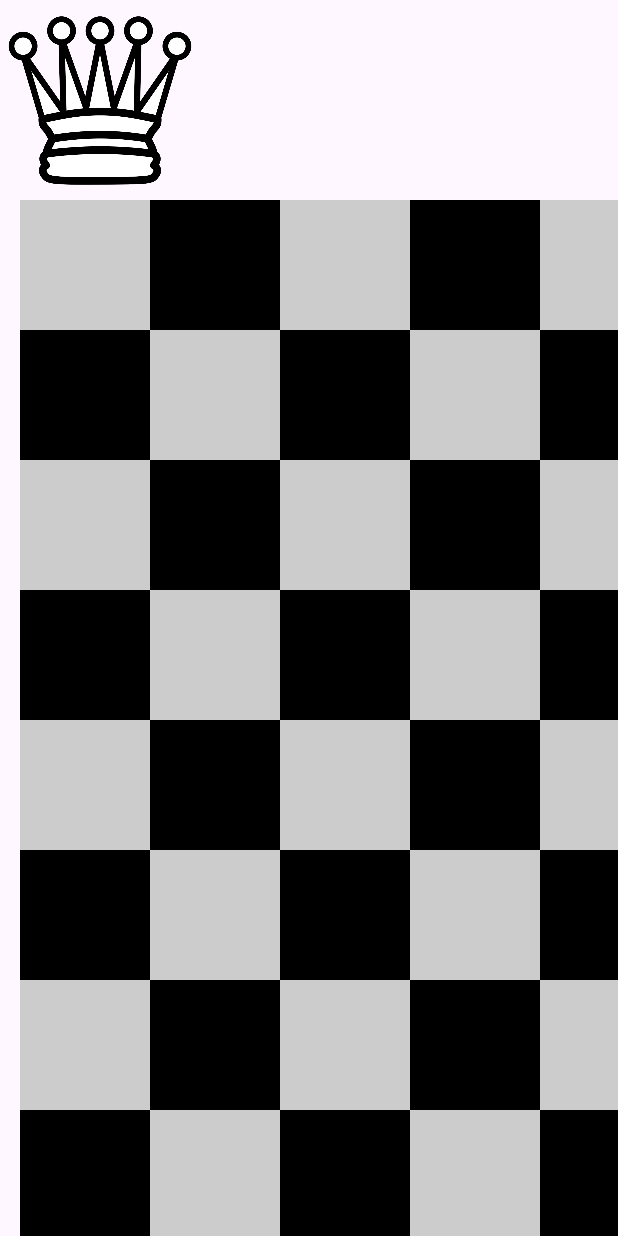
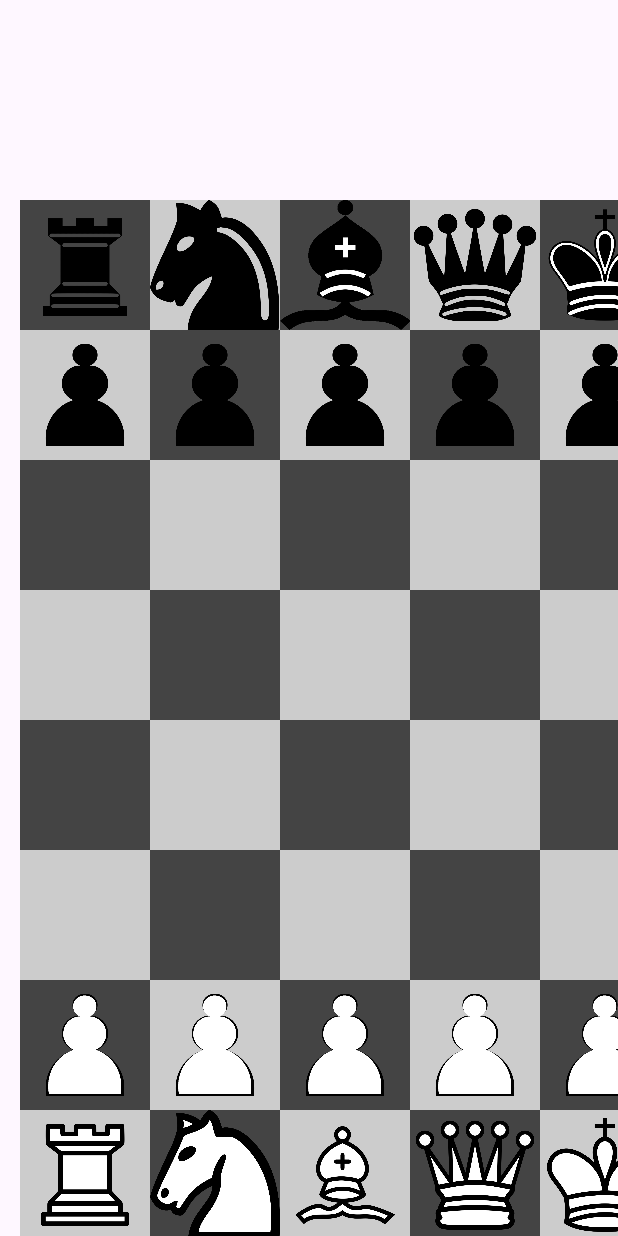
Before and after one commit to Sneheelvirale/chess-android, an Android app: the screen it shows after launch (MainActivity), on a phone screen of 412 x 824 dp. Run offline under Robolectric (Android 15) with nearby library versions, the phone set to English and light mode, and no system bars.

Commit message:
Initial commit

```diff
--- a/CHESSS/app/src/main/java/com/android/chesss/ChessModel.kt
+++ b/CHESSS/app/src/main/java/com/android/chesss/ChessModel.kt
@@ -6,34 +6,34 @@ class ChessModel {
     init {
         reset()
     }
-    private fun reset() {
+     fun reset() {
         piecesBox.removeAll(piecesBox)
 
         for (i in 0..1) {
-            piecesBox.add(ChessPiece(0 + i * 7, 0, ChessPlayer.WHITE, ChessRank.ROOK))
-            piecesBox.add(ChessPiece(0 + i * 7,7,ChessPlayer.BLACK,ChessRank.ROOK))
+            piecesBox.add(ChessPiece(0 + i * 7, 0, ChessPlayer.WHITE, ChessRank.ROOK, R.drawable.wr))
+            piecesBox.add(ChessPiece(0 + i * 7,7,ChessPlayer.BLACK,ChessRank.ROOK, R.drawable.br))
 
-            piecesBox.add(ChessPiece(1 + i * 5,0,ChessPlayer.WHITE,ChessRank.KNIGHT))
-            piecesBox.add(ChessPiece(1 + i * 5,7,ChessPlayer.BLACK,ChessRank.KNIGHT))
+            piecesBox.add(ChessPiece(1 + i * 5,0,ChessPlayer.WHITE,ChessRank.KNIGHT, R.drawable.wn))
+            piecesBox.add(ChessPiece(1 + i * 5,7,ChessPlayer.BLACK,ChessRank.KNIGHT, R.drawable.bn))
 
-            piecesBox.add(ChessPiece(2 + i * 3,0,ChessPlayer.WHITE,ChessRank.BISHOP))
-            piecesBox.add(ChessPiece(2 + i * 3,7,ChessPlayer.BLACK,ChessRank.BISHOP))
+            piecesBox.add(ChessPiece(2 + i * 3,0,ChessPlayer.WHITE,ChessRank.BISHOP, R.drawable.wb))
+            piecesBox.add(ChessPiece(2 + i * 3,7,ChessPlayer.BLACK,ChessRank.BISHOP, R.drawable.bb))
 
         }
         for (i in 0..7){
-            piecesBox.add(ChessPiece(i,1,ChessPlayer.WHITE,ChessRank.PAWN))
+            piecesBox.add(ChessPiece(i,1,ChessPlayer.WHITE,ChessRank.PAWN,R.drawable.wp))
 
-            piecesBox.add(ChessPiece(i,6,ChessPlayer.BLACK,ChessRank.PAWN))
+            piecesBox.add(ChessPiece(i,6,ChessPlayer.BLACK,ChessRank.PAWN, R.drawable.bp))
 
         }
-        piecesBox.add(ChessPiece(3,0,ChessPlayer.WHITE,ChessRank.QUEEN))
-        piecesBox.add(ChessPiece(3,7,ChessPlayer.BLACK,ChessRank.QUEEN))
+        piecesBox.add(ChessPiece(3,0,ChessPlayer.WHITE,ChessRank.QUEEN, R.drawable.wq))
+        piecesBox.add(ChessPiece(3,7,ChessPlayer.BLACK,ChessRank.QUEEN, R.drawable.bq))
 
-        piecesBox.add(ChessPiece(4,0,ChessPlayer.WHITE,ChessRank.KING))
-        piecesBox.add(ChessPiece(4,7,ChessPlayer.BLACK,ChessRank.KING))
+        piecesBox.add(ChessPiece(4,0,ChessPlayer.WHITE,ChessRank.KING, R.drawable.wk))
+        piecesBox.add(ChessPiece(4,7,ChessPlayer.BLACK,ChessRank.KING, R.drawable.bk))
 
     }
-private fun pieceAt(col: Int,row: Int) :ChessPiece?{
+ fun pieceAt(col: Int,row: Int) :ChessPiece?{
     for (piece in piecesBox){
         if (col==piece.col && row == piece.row){
             return piece
--- a/CHESSS/app/src/main/java/com/android/chesss/ChessPiece.kt
+++ b/CHESSS/app/src/main/java/com/android/chesss/ChessPiece.kt
@@ -1,4 +1,4 @@
 package com.android.chesss
 
-data class ChessPiece(val col: Int, val row: Int, val player: ChessPlayer,val rank: ChessRank) {
+data class ChessPiece(val col: Int, val row: Int, val player: ChessPlayer,val rank: ChessRank, val resID: Int) {
 }
--- a/CHESSS/app/src/main/java/com/android/chesss/ChessView.kt
+++ b/CHESSS/app/src/main/java/com/android/chesss/ChessView.kt
@@ -6,7 +6,7 @@ import android.graphics.BitmapFactory
 import android.graphics.Canvas
 import android.graphics.Color
 import android.graphics.Paint
-import android.graphics.Rect
+import android.graphics.RectF
 import android.util.AttributeSet
 import android.view.View
 
@@ -16,18 +16,18 @@ class ChessView(context: Context?, attrs: AttributeSet?) : View(context, attrs)
     private final val originY = 200f
     private final val cellSide = 130f
     private final val imgResIDs = setOf(R.drawable.
-    black_bishop,
-        R.drawable.white_bishop,
-        R.drawable.black_king,
-        R.drawable.white_king,
-        R.drawable.black_queen,
-        R.drawable.white_queen,
-        R.drawable.black_rook,
-        R.drawable.white_rook,
-        R.drawable.black_knight,
-        R.drawable.white_knight,
-        R.drawable.black_pawn,
-        R.drawable.white_pawn
+    bb,
+        R.drawable.wb,
+        R.drawable.bk,
+        R.drawable.wk,
+        R.drawable.bq,
+        R.drawable.wq,
+        R.drawable.br,
+        R.drawable.wr,
+        R.drawable.bn,
+        R.drawable.wn,
+        R.drawable.bp,
+        R.drawable.wp,
     )
     private final val bitmaps = mutableMapOf<Int, Bitmap>()
     private final val paint = Paint()
@@ -37,12 +37,33 @@ class ChessView(context: Context?, attrs: AttributeSet?) : View(context, attrs)
 
     override fun onDraw(canvas: Canvas?) {
         drawChessboard(canvas)
+        drawPieces(canvas)
 
-        val whiteQueenBitmap = bitmaps[R.drawable.white_queen]!!
-        canvas?.drawBitmap(whiteQueenBitmap, null, Rect(0,0,200,200), paint)
+    }
+    private fun drawPieces(canvas: Canvas?){
+        val chessModel = ChessModel()
+        chessModel.reset()
+
+        for (row in 0..7){
+            for (col in 0..7){
+                chessModel.pieceAt(col, row)?.let { drawPieceAt(canvas, col, row, it.resID)
+                }
+            }
+        }
+    //    drawPieceAt(canvas, 0,7,R.drawable.wr)
+      //  drawPieceAt(canvas, 0,6,R.drawable.wp)
+
+
+    }
+    private fun drawPieceAt(canvas: Canvas?, col: Int,row: Int, resID: Int) {
+        val bitmap = bitmaps[resID]!!
+        canvas?.drawBitmap(bitmap,
+            null, RectF(originX + col * cellSide,originY + ( 7 -row ) * cellSide,originX + (col + 1)  * cellSide,originY + (( 7 - row ) +1)  * cellSide), paint)
+
+
     }
     private fun loadBitmaps(){
-        imgResIDs.forEach {
+        imgResIDs.forEach  {
             bitmaps[it] = BitmapFactory.decodeResource(resources, it)
         }
     }
@@ -50,8 +71,8 @@ class ChessView(context: Context?, attrs: AttributeSet?) : View(context, attrs)
         for (i in 0..7) {
 
             for (j in 0..7) {
-                paint.color = if ((i + j) % 2 == 0)Color.LTGRAY
-                else Color.BLACK
+                paint.color = if ((i + j) % 2 == 1)Color.LTGRAY
+                else Color.DKGRAY
                 canvas?.drawRect(
                     originX + i * cellSide,
                     originY + j * cellSide,
```
Also changed, not shown: CHESSS/app/src/main/res/drawable/bb.png (added), CHESSS/app/src/main/res/drawable/bk.png (added), CHESSS/app/src/main/res/drawable/bkk.png (added), CHESSS/app/src/main/res/drawable/bn.png (added), CHESSS/app/src/main/res/drawable/bp.png (added), CHESSS/app/src/main/res/drawable/bq.png (added), CHESSS/app/src/main/res/drawable/br.png (added), CHESSS/app/src/main/res/drawable/wb.png (added), CHESSS/app/src/main/res/drawable/wk.png (added), CHESSS/app/src/main/res/drawable/wn.png (added), CHESSS/app/src/main/res/drawable/wp.png (added), CHESSS/app/src/main/res/drawable/wq.png (added), CHESSS/app/src/main/res/drawable/wr.png (added).
